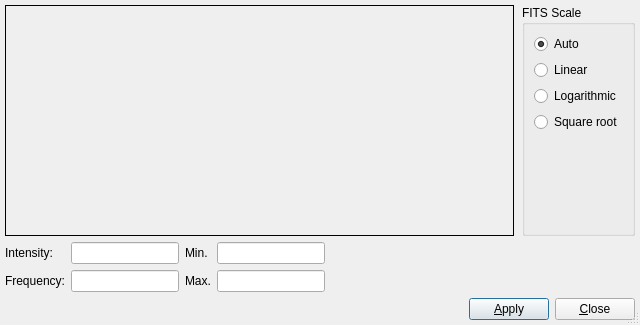
Old version of the form kstars/fitshistogramui.ui in the repository KDE/kstars.
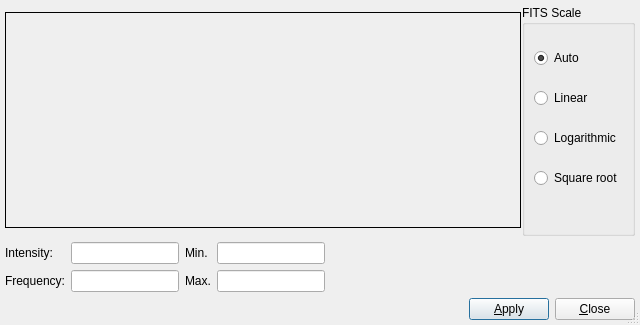
New version of the form. Custom widgets are drawn as their Qt base class.

Diff of the .ui file:
```diff
--- a/kstars/fitshistogramui.ui
+++ b/kstars/fitshistogramui.ui
@@ -10,9 +10,7 @@
    </rect>
   </property>
   <property name="sizePolicy" >
-   <sizepolicy>
-    <hsizetype>5</hsizetype>
-    <vsizetype>5</vsizetype>
+   <sizepolicy vsizetype="Preferred" hsizetype="Preferred" >
     <horstretch>0</horstretch>
     <verstretch>0</verstretch>
    </sizepolicy>
@@ -53,23 +51,21 @@
      <item>
       <widget class="histDrawArea" name="histFrame" >
        <property name="sizePolicy" >
-        <sizepolicy>
-         <hsizetype>7</hsizetype>
-         <vsizetype>5</vsizetype>
+        <sizepolicy vsizetype="Preferred" hsizetype="Fixed" >
          <horstretch>0</horstretch>
          <verstretch>0</verstretch>
         </sizepolicy>
        </property>
        <property name="minimumSize" >
         <size>
-         <width>500</width>
-         <height>200</height>
+         <width>516</width>
+         <height>216</height>
         </size>
        </property>
        <property name="maximumSize" >
         <size>
-         <width>16777215</width>
-         <height>16777215</height>
+         <width>516</width>
+         <height>216</height>
         </size>
        </property>
        <property name="frameShape" >
@@ -89,9 +85,7 @@
         <enum>Qt::NonModal</enum>
        </property>
        <property name="sizePolicy" >
-        <sizepolicy>
-         <hsizetype>5</hsizetype>
-         <vsizetype>5</vsizetype>
+        <sizepolicy vsizetype="Preferred" hsizetype="Preferred" >
          <horstretch>0</horstretch>
          <verstretch>0</verstretch>
         </sizepolicy>
@@ -148,10 +142,13 @@
           <property name="orientation" >
            <enum>Qt::Vertical</enum>
           </property>
+          <property name="sizeType" >
+           <enum>QSizePolicy::Preferred</enum>
+          </property>
           <property name="sizeHint" >
            <size>
             <width>20</width>
-            <height>40</height>
+            <height>20</height>
            </size>
           </property>
          </spacer>
@@ -166,7 +163,19 @@
      <property name="margin" >
       <number>0</number>
      </property>
-     <property name="spacing" >
+     <property name="topMargin" >
+      <number>0</number>
+     </property>
+     <property name="rightMargin" >
+      <number>0</number>
+     </property>
+     <property name="bottomMargin" >
+      <number>0</number>
+     </property>
+     <property name="horizontalSpacing" >
+      <number>6</number>
+     </property>
+     <property name="verticalSpacing" >
       <number>6</number>
      </property>
      <item row="1" column="2" >
```
Left out of the diff: 79 changed lines with no effect on the pictures.
